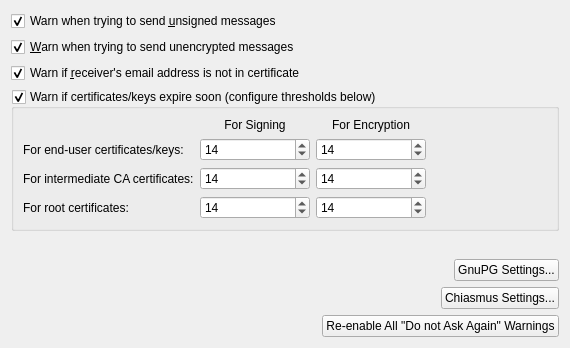
Above: kmail/ui/warningconfiguration.ui from chusopr/kdepim-ktimetracker-akonadi before the change. Below: the same form after it.
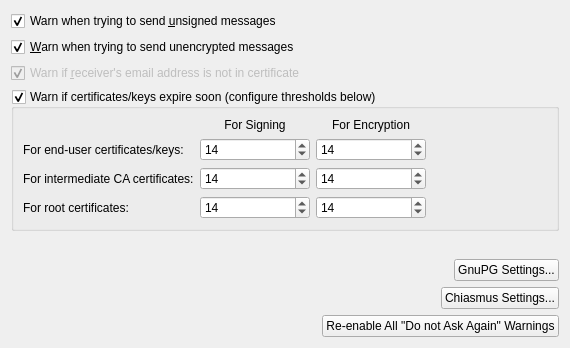
That is the form after the change. Custom widgets are drawn as their Qt base class.

Commit message:
This feature was never implemented. Disable it until I understand how to
implement it :)

What changed in the file:
```diff
--- a/kmail/ui/warningconfiguration.ui
+++ b/kmail/ui/warningconfiguration.ui
@@ -55,6 +55,9 @@
    </item>
    <item>
     <widget class="QCheckBox" name="warnReceiverNotInCertificateCB">
+     <property name="enabled">
+      <bool>false</bool>
+     </property>
      <property name="toolTip">
       <string>Check to be warned if the address is not in the certificate</string>
      </property>
```
